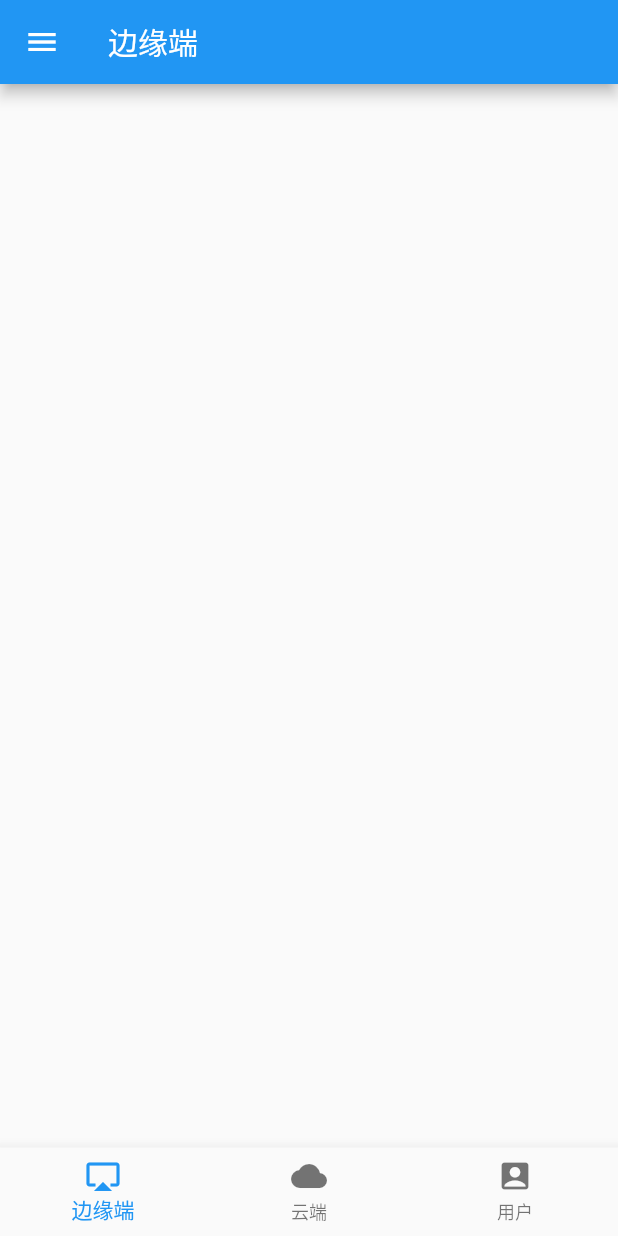
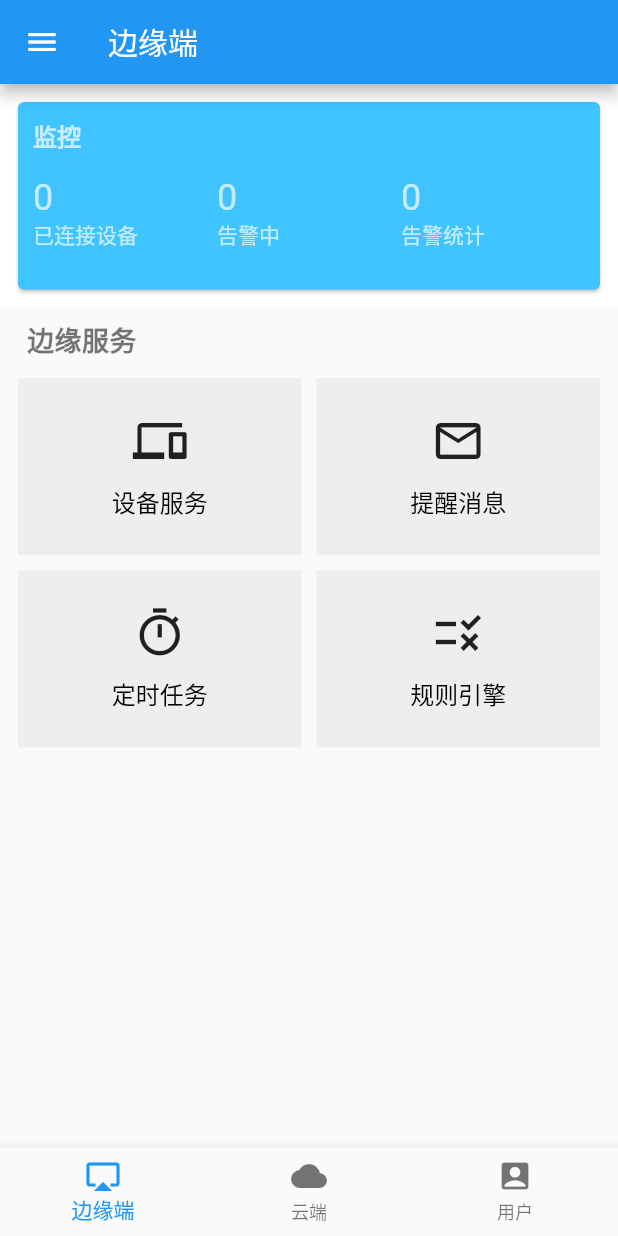
Before and after one commit to nju-iot/edge-app-flutter, a Flutter app: the screen it shows after launch, on a phone screen of 412 x 824 dp. Run offline on Flutter 3.47's test engine with Material 2 defaults, Android fonts, the phone set to English and light mode, and no system bars; our stand-ins replace auto_route, cached_network_image, dio, fluro, flutter_easyrefresh, flutter_swiper and 1 more; network calls fail; statements that could not run were skipped.

Commit message:
基本界面

```diff
--- a/lib/page/page_index.dart
+++ b/lib/page/page_index.dart
@@ -14,7 +14,6 @@ class IndexPage extends StatefulWidget{
 }
 
 class _IndexPageState extends State<IndexPage>{
-  //int _currentIndex = 0;
 
   List<BottomNavigationBarItem> getTabs(BuildContext context) =>[
     BottomNavigationBarItem(icon: Icon(Icons.airplay),label:"边缘端"),
@@ -22,11 +21,6 @@ class _IndexPageState extends State<IndexPage>{
     BottomNavigationBarItem(icon: Icon(Icons.account_box),label:"用户"),
   ];
 
-  final List _tabWidget = [
-    HomeRoute(),
-    CloudRoute(),
-    UserRoute(),
-  ];
 
   List<Widget> getTabWidget(BuildContext context) =>[
     HomeRoute(),
--- a/lib/page/settings.dart
+++ b/lib/page/settings.dart
@@ -1,5 +1,7 @@
 
 import 'package:flutter/material.dart';
+import 'package:flutter_app/router/route_map.gr.dart';
+import 'package:flutter_app/router/router.dart';
 
 class SettingPage extends StatefulWidget{
   @override
@@ -20,7 +22,9 @@ class _SettingPageState extends State<SettingPage>{
               title:Text("主题"),
               trailing:Icon(Icons.keyboard_arrow_right),
               contentPadding: EdgeInsets.only(left:20,right:10),
-              onTap:(){},
+              onTap:(){
+                MyRouter.push(Routes.themeColorPage);
+              },
             ),
             ListTile(
               leading:Icon(Icons.title),
--- a/lib/routes/home_route.dart
+++ b/lib/routes/home_route.dart
@@ -1,13 +1,13 @@
-
-
 import 'package:flutter/cupertino.dart';
 import 'package:flutter/material.dart';
+import 'package:flutter_app/http.dart';
 import 'package:flutter_app/page/page_index.dart';
 import 'package:flutter_app/router/route_map.gr.dart';
 import 'package:flutter_app/router/router.dart';
 import 'package:flutter_app/routes/cloud_route.dart';
 import 'package:flutter_app/routes/user_route.dart';
 import 'package:flutter_app/utils/provider.dart';
+import 'package:flutter_app/widget/grid_item.dart';
 import 'package:flutter_easyrefresh/easy_refresh.dart';
 import 'package:provider/provider.dart';
 
@@ -18,38 +18,167 @@ class HomeRoute extends StatefulWidget{
 
 ///主界面，还没往里面填东西
 class _HomeRouteState extends State<HomeRoute>{
-  int _count = 3;
+
   @override
   Widget build(BuildContext context){
-    return Scaffold(
-      body:_buildBody(),
+    Future<Null> _onrefresh(){
+      return Future.delayed(Duration(seconds: 3),(){   // 延迟3s完成刷新
+        setState(() {
+          //itemCount = 10;
+        });
+      });
+    }
+    return RefreshIndicator(
+        child: _buildBody(),
+        onRefresh: _onrefresh,
     );
 
     /*return Scaffold(
-      /*appBar:AppBar(
-        title:Text("主页"),
-      ),*/
-      body:_buildBody(),
-      //drawer: MyDrawer(),
-      /*bottomNavigationBar: BottomNavigationBar(
-        items:<BottomNavigationBarItem>[
-          BottomNavigationBarItem(icon: Icon(Icons.airplay),title:Text("边缘端")),
-          BottomNavigationBarItem(icon: Icon(Icons.cloud),title:Text("云端")),
-          BottomNavigationBarItem(icon: Icon(Icons.account_box),title:Text("用户")),
-        ],
-      ),*/
+        body:_buildBody(),
     );*/
+
   }
 
 
 
   Widget _buildBody(){
-    return Center(
+    return Column(
+      crossAxisAlignment: CrossAxisAlignment.start,
+      children:<Widget>[
+        Container(
+          width:double.infinity,
+          color:Colors.white,
+          padding:EdgeInsets.all(8.0),
+          child:Card(
+            color:Colors.lightBlueAccent,
+            child:Container(
+              padding:EdgeInsets.all(10.0),
+              child: Column(
+                children:<Widget>[
+                  Container(
+                    alignment: Alignment.topLeft,
+                    child:Text("监控",
+                      style:TextStyle(fontSize: 16,fontWeight: FontWeight.bold,color: Colors.white70),
+                    ),
+                  ),
+                  SizedBox(height:16),
+                  Row(
+                    children:<Widget>[
+                      Expanded(
+                        child:Container(
+                            child:Column(
+                                crossAxisAlignment: CrossAxisAlignment.start,
+                                children:<Widget>[
+                                  FutureBuilder(
+                                    future:MyHttp.get('http://47.102.192.194:48081/api/v1/device'),
+                                    builder: (BuildContext context,AsyncSnapshot snapshot){
+                                      if(snapshot.hasData){
+                                        var tmp = snapshot.data;
+                                        //print(tmp.length);
+                                        return Text("${tmp.length}",style:TextStyle(fontSize: 24,color: Colors.white70));
+                                      }else{
+                                        return Text("0",style:TextStyle(fontSize: 24,color: Colors.white70));
+                                      }
+                                    },
+                                  ),
+                                  Text("已连接设备",style:TextStyle(color: Colors.white70)),
+                                ]
+                            )
+                        ),
+                      ),
+                      Expanded(
+                          child:Container(
+                            child:Column(
+                              crossAxisAlignment: CrossAxisAlignment.start,
+                              children:<Widget>[
+                                Text("0",style:TextStyle(fontSize: 24,color: Colors.white70)),
+                                Text("告警中", style:TextStyle(color: Colors.white70)),
+                              ]
+                            )
+                          ),
+                      ),
+                      Expanded(
+                          child:Container(
+                              child:Column(
+                                  crossAxisAlignment: CrossAxisAlignment.start,
+                                  children:<Widget>[
+                                    Text("0",style:TextStyle(fontSize: 24,color: Colors.white70)),
+                                    Text("告警统计",style:TextStyle(color: Colors.white70)),
+                                  ]
+                              )
+                          ),
+                      ),
+                    ]
+                  ),
+                  SizedBox(height:16),
+
+                ]
+              ),
+            )
+          )
+        ),
+
+        Padding(
+          padding: const EdgeInsets.only(top: 8.0, left: 18, right: 16),
+          child: Text(
+            "边缘服务",
+            textAlign: TextAlign.left,
+            style: TextStyle(
+              fontWeight: FontWeight.w600,
+              fontSize: 18,
+              letterSpacing: 0.27,
+              color: Colors.black54,
+            ),
+          ),
+        ),
+
+        Expanded(
+          child:Container(
+              width:double.infinity,
+              //height:
+              //color:Colors.white,
+              padding:EdgeInsets.all(12.0),
+              child:GridView.builder(
+                gridDelegate: SliverGridDelegateWithFixedCrossAxisCount(
+                  crossAxisCount: 2,
+                  mainAxisSpacing: 10.0,
+                  crossAxisSpacing: 10.0,
+                  childAspectRatio: 1.6,
+                ),
+                itemBuilder: (context,index){
+                  //onTap:(){}
+                  var func = funcs[index];
+                  return GridItem(
+                    title:func.title,
+                    color: func.color,
+                    icon:func.icon,
+                    //aimPage: func.page,
+                    onTap:(){
+                      MyRouter.push(func.page);
+                    },
+                  );
+                },
+                shrinkWrap: true,
+                itemCount: funcs.length,
+              )
+          ),
+        ),
+
+      ]
       /*child:RaisedButton(
         child:Text("登录"),
       ),*/
     );
   }
+
+  final List<FunctionPageItem> funcs = [
+    FunctionPageItem("设备服务", Colors.grey[200], Icon(Icons.devices,size:36), Routes.devicePage),
+    FunctionPageItem("提醒消息", Colors.grey[200], Icon(Icons.mail_outline,size:36), Routes.noticePage),
+    FunctionPageItem("定时任务", Colors.grey[200], Icon(Icons.timer_outlined,size:36), Routes.intervalPage),
+    FunctionPageItem("规则引擎", Colors.grey[200], Icon(Icons.rule,size:36), Routes.rulesPage),
+  ];
+
+
 }
 
 
@@ -58,6 +187,9 @@ class MyDrawer extends StatelessWidget{
   const MyDrawer({
     Key key,
 }):super(key:key);
+
+
+
   @override
   Widget build(BuildContext context){
     return Consumer<AppStatus>(
@@ -80,19 +212,6 @@ class MyDrawer extends StatelessWidget{
         );
       }
     );
-    /*return Drawer(
-      child:MediaQuery.removePadding(
-          context: context,
-          removeTop:true,
-          child: Column(
-            crossAxisAlignment: CrossAxisAlignment.start,
-            children:<Widget>[
-              _buildHeader(context),
-              Expanded(child:_buildMenus(context)),
-            ],
-          ),
-      ),
-    );*/
   }
 
   Widget _buildHeader(BuildContext context){
@@ -126,6 +245,7 @@ class MyDrawer extends StatelessWidget{
   }
 
   Widget _buildMenus(BuildContext context,AppStatus status){
+
     return ListView(
       shrinkWrap: true, //为true可以解决子控件必须设置高度的问题
       physics: NeverScrollableScrollPhysics(), //禁用滑动事件
@@ -175,5 +295,6 @@ class MyDrawer extends StatelessWidget{
         )
       ],
     );
+
   }
 }
--- /dev/null
+++ b/lib/widget/grid_item.dart
@@ -0,0 +1,51 @@
+
+import 'package:flutter/material.dart';
+
+///网格菜单项
+class GridItem extends StatelessWidget{
+
+  final String title;
+
+  final Color color;
+
+  final Icon icon;
+
+  final GestureTapCallback onTap;
+
+  //final String aimPage;
+
+  const GridItem({Key key,this.title,this.color,this.icon,this.onTap}):super(key:key);
+
+
+  @override
+  Widget build(BuildContext context){
+      return Center(
+        child:Container(
+            alignment: Alignment.center,
+            color: color,
+            child:InkWell(
+                onTap:onTap,
+                child:Column(
+                    crossAxisAlignment: CrossAxisAlignment.center,
+                    mainAxisAlignment: MainAxisAlignment.center,
+                    children:<Widget>[
+                      icon,
+                      SizedBox(height:10),
+                      Text(title,style:TextStyle(fontSize: 16,color: Colors.black)),
+                    ]
+                )
+            )
+        ),
+      );
+  }
+
+}
+
+class FunctionPageItem{
+  final String title;
+  final Color color;
+  final Icon icon;
+  final String page;
+
+  const FunctionPageItem(this.title,this.color,this.icon,this.page);
+}
--- a/pubspec.yaml
+++ b/pubspec.yaml
@@ -37,9 +37,12 @@ dependencies:
   flutter_easyrefresh: ^2.1.6
   flutter_swiper: ^1.1.6
   flutter_webview_plugin: ^0.3.11
+  font_awesome_flutter: ^8.8.1
   http: ^0.12.0
+  intl: ^0.16.0
   provider: ^4.3.3
   shared_preferences: ^0.5.12+4
+  smooth_star_rating: ^1.1.1
   web_socket_channel: ^1.0.13
 
 
```
Also changed, not shown: lib/page/device/device_list.dart (added, +89 -0 lines), lib/page/device/device_page.dart (added, +140 -0 lines), lib/page/device/device_profile.dart (added, +18 -0 lines), lib/page/device/device_service.dart (added, +19 -0 lines), lib/page/interval/interval_actions.dart (added, +18 -0 lines), lib/page/interval/interval_list.dart (added, +18 -0 lines), lib/page/interval/interval_page.dart (added, +50 -0 lines), lib/page/notification/notice_page.dart (added, +18 -0 lines), lib/page/rule/rules_page.dart (added, +19 -0 lines), lib/page/theme_color.dart (added, +39 -0 lines), lib/router/route_map.dart (+10 -0 lines), lib/routes/cloud_route.dart (+4 -4 lines), lib/page/page_drawer.dart (added), lib/router/route_map.gr.dart, 1 more files.
